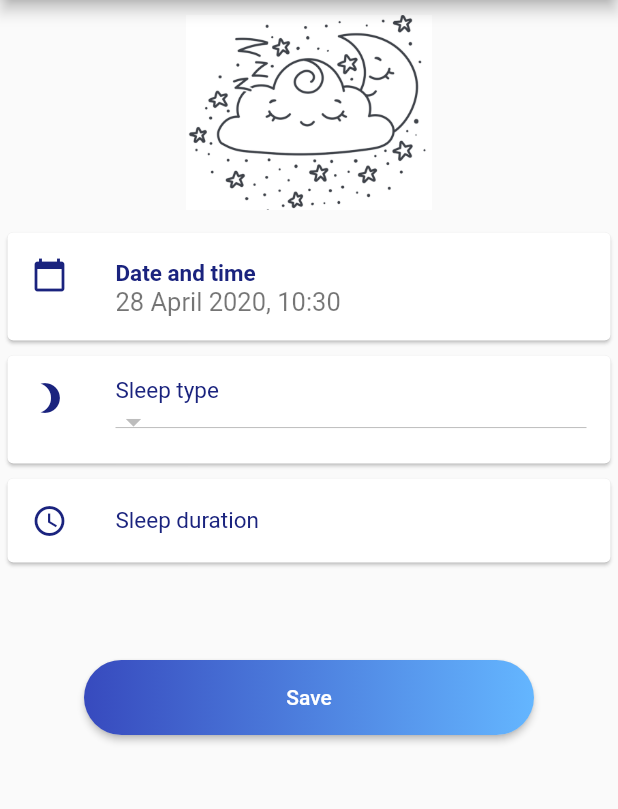
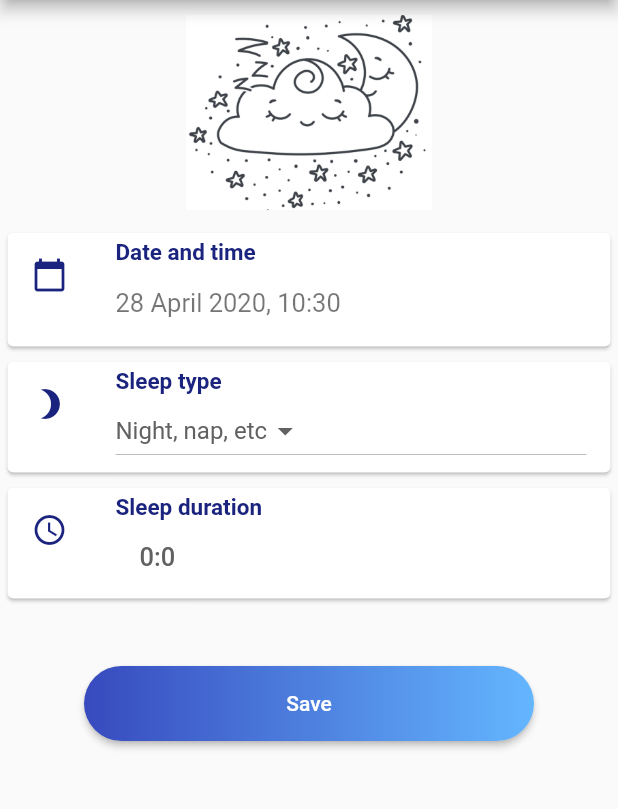
Before and after one commit to NatGgit/flutter_sleep_tracker, a Flutter app: the SecondScreen screen opened directly, on a phone screen of 412 x 824 dp, the part 84-893 px from its top. Run offline on Flutter 3.47's test engine with Material 2 defaults, Android fonts, the phone set to English and light mode, and no system bars.

Commit message:
5nd commit with fully operational duration picker on second screen

```diff
--- a/lib/secondscreen.dart
+++ b/lib/secondscreen.dart
@@ -2,7 +2,6 @@ import 'package:flutter/cupertino.dart';
 import 'package:flutter/material.dart';
 import 'package:intl/intl.dart';
 import 'package:ngsleeptracker/firstscreen.dart';
-import 'package:numberpicker/numberpicker.dart';
 
 class SecondScreen extends StatefulWidget {
   @override
@@ -10,6 +9,13 @@ class SecondScreen extends StatefulWidget {
 }
 
 class _SecondScreenState extends State<SecondScreen> {
+  List<String> _dropdownOptions = ['Night\'s Sleep', 'Nap'];
+  String _selectedValue;
+
+  Duration initialDuration = new Duration();
+
+  int selectItem = 1;
+
   @override
   Widget build(BuildContext context) {
     return Scaffold(
@@ -44,14 +50,16 @@ class _SecondScreenState extends State<SecondScreen> {
                   fontWeight: FontWeight.bold,
                 ),
               ),
-              subtitle: Text(
-                // TODO to modify
+              subtitle: Padding(
+                padding: const EdgeInsets.symmetric(vertical: 15.0),
+                child: Text(
                   '${DateFormat.d().format(new DateTime.now())} '
                   '${DateFormat.LLLL().format(new DateTime.now())} '
                   '${DateFormat.y().format(new DateTime.now())}, '
                   '${DateFormat.Hm().format(new DateTime.now())}',
                   style: TextStyle(
                     fontSize: 17.0,
+                  ),
                 ),
               ),
             ),
@@ -68,14 +76,29 @@ class _SecondScreenState extends State<SecondScreen> {
                 style: TextStyle(
                   color: Colors.indigo[900],
                   fontSize: 15.0,
+                  fontWeight: FontWeight.bold,
                 ),
               ),
-              subtitle: DropdownButton(
-                items: [],
-//                  onChanged: (){
-//
-//                  } ,
-                // TODO
+              subtitle: DropdownButton<String>(
+                hint: Text(
+                  'Night, nap, etc',
+                  style: TextStyle(
+                    color: Colors.grey.shade700,
+                  ),
+                ),
+                value: _selectedValue,
+                onChanged: (String newValue) {
+                  setState(() {
+                    _selectedValue = newValue;
+                  });
+                },
+                items: _dropdownOptions
+                    .map<DropdownMenuItem<String>>((String value) {
+                  return DropdownMenuItem<String>(
+                    value: value,
+                    child: Text(value),
+                  );
+                }).toList(),
               ),
             ),
           ),
@@ -91,23 +114,52 @@ class _SecondScreenState extends State<SecondScreen> {
                 style: TextStyle(
                   color: Colors.indigo[900],
                   fontSize: 15.0,
+                  fontWeight: FontWeight.bold,
                 ),
               ),
-              onTap: () {
-                NumberPicker.integer(
-                  initialValue: 50,
-                  minValue: 0,
-                  maxValue: 100,
-                  onChanged: null, //TODO
-                );
+              subtitle: FlatButton(
+                  child: Align(
+                      alignment: Alignment.centerLeft,
+                      child: Text(
+                        '${initialDuration.inHours}:${initialDuration.inMinutes.remainder(60)}',
+                        style: TextStyle(
+                          color: Colors.grey.shade700,
+                          fontSize: 17.0,
+                        ),
+                      )),
+                  onPressed: () {
+                    showDialog(
+                        context: context,
+                        builder: (BuildContext builder) {
+                          return AlertDialog(
+                            content: Container(
+                              height: MediaQuery.of(context)
+                                      .copyWith()
+                                      .size
+                                      .height /
+                                  3,
+                              child: CupertinoTimerPicker(
+                                mode: CupertinoTimerPickerMode.hm,
+                                minuteInterval: 5,
+                                initialTimerDuration: initialDuration,
+                                onTimerDurationChanged: (Duration newDuration) {
+                                  setState(() {
+                                    initialDuration = newDuration;
+                                  });
                                 },
                               ),
                             ),
+                          );
+                        });
+                  }),
+            ),
+          ),
           SizedBox(
-            height: 60,
+            height: 40,
           ),
           RaisedButton(
             onPressed: () {
+              //TODO: make app actually save data
               Navigator.push(
                 context,
                 new MaterialPageRoute(builder: (context) => new FirstScreen()),
--- a/pubspec.yaml
+++ b/pubspec.yaml
@@ -19,7 +19,6 @@ environment:
 dependencies:
   flutter:
     sdk: flutter
-  numberpicker: ^1.2.0
   intl: ^0.16.0
 
 
```
Also changed, not shown: pubspec.lock. Lines whose indentation alone changed are shown as unchanged.
